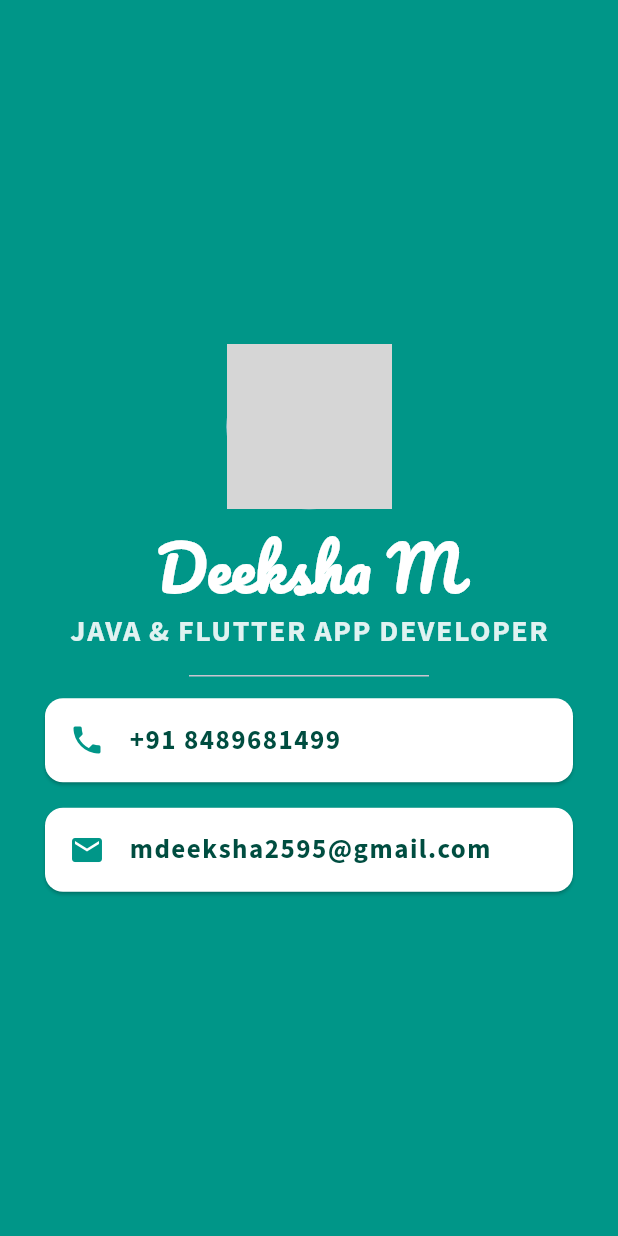
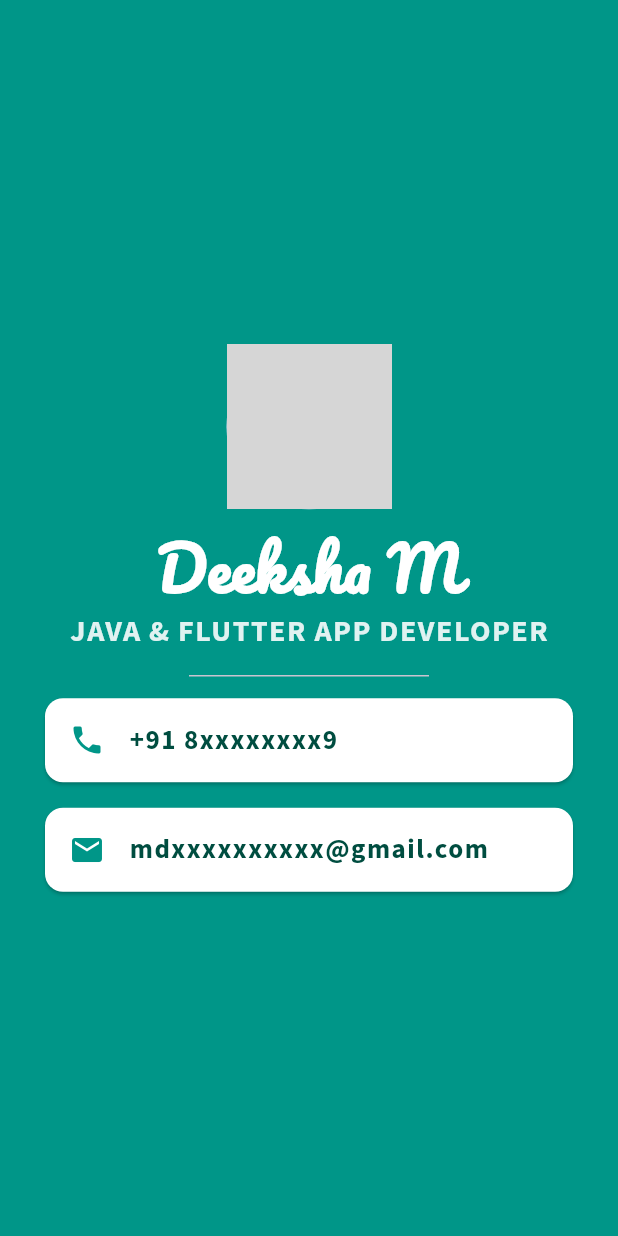
Before and after one commit to Deeksha2595/flutter-projects, a Flutter app: the screen it shows after launch, on a phone screen of 412 x 824 dp. Run offline on Flutter 3.47's test engine with Material 3 defaults, Android fonts, the phone set to English and light mode, and no system bars; network calls fail; grey boxes are pictures that could not be loaded.

Commit message:
Update main.dart

```diff
--- a/mi_card_flutter/lib/main.dart
+++ b/mi_card_flutter/lib/main.dart
@@ -52,7 +52,7 @@ class MyApp extends StatelessWidget {
                 child: ListTile(
                   leading: Icon(Icons.phone, color: Colors.teal),
                   title: Text(
-                    '+91 8489681499',
+                    '+91 8xxxxxxxx9',
                     style: TextStyle(
                       fontFamily: 'Source Sans 3',
                       fontSize: 18,
@@ -70,7 +70,7 @@ class MyApp extends StatelessWidget {
                 child: ListTile(
                   leading: Icon(Icons.email, color: Colors.teal),
                   title: Text(
-                    'mdeeksha2595@gmail.com',
+                    'mdxxxxxxxxxx@gmail.com',
                     style: TextStyle(
                       fontFamily: 'Source Sans 3',
                       fontSize: 18,
```
